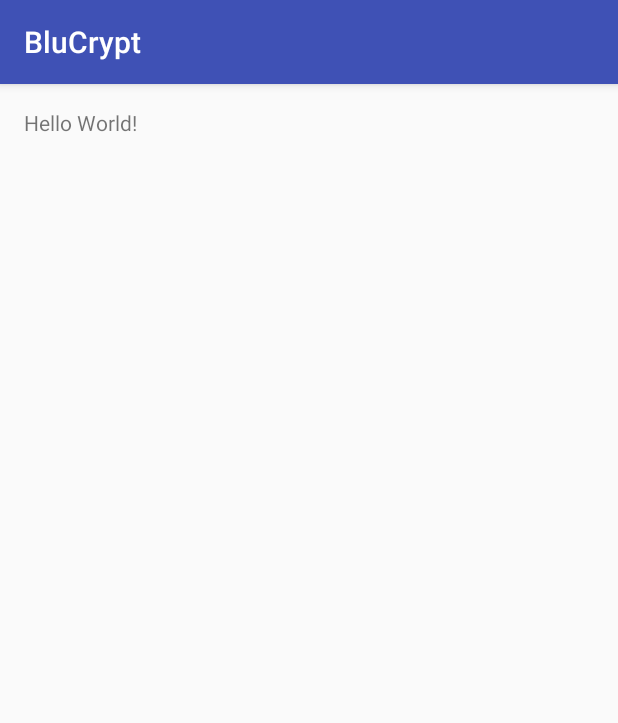
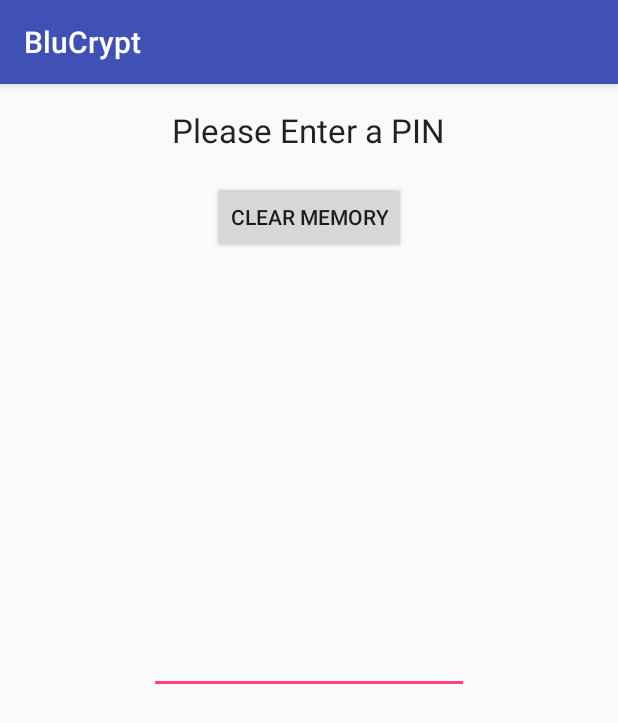
Before and after one commit to thejtshow/BluCrypt, an Android app: the screen it shows after launch (StartupActivity before the commit, LoginActivity after it), on a phone screen of 412 x 824 dp. Shown: the top 723 px of the screen. Run offline under Robolectric (Android 15) with nearby library versions, the phone set to English and light mode, and no system bars.

Commit message:
PIN login now works successfully and is persistent through app restarts (tested)

```diff
--- a/Android/app/src/main/AndroidManifest.xml
+++ b/Android/app/src/main/AndroidManifest.xml
@@ -2,10 +2,7 @@
 <manifest xmlns:android="http://schemas.android.com/apk/res/android"
     package="csce5013.blucrypt">
 
-    <!-- To auto-complete the email text field in the login form with the user's emails -->
-    <uses-permission android:name="android.permission.GET_ACCOUNTS" />
-    <uses-permission android:name="android.permission.READ_PROFILE" />
-    <uses-permission android:name="android.permission.READ_CONTACTS" />
+    <uses-permission android:name="android.permission.WRITE_EXTERNAL_STORAGE" />
 
     <application
         android:allowBackup="true"
--- a/Android/app/src/main/java/csce5013/blucrypt/LoginActivity.java
+++ b/Android/app/src/main/java/csce5013/blucrypt/LoginActivity.java
@@ -1,9 +1,12 @@
 package csce5013.blucrypt;
 
+import android.provider.MediaStore;
 import android.support.v7.app.AppCompatActivity;
 import android.os.Bundle;
 import android.text.Editable;
 import android.text.TextWatcher;
+import android.view.View;
+import android.widget.Button;
 import android.widget.EditText;
 import android.widget.PopupWindow;
 import android.widget.TextView;
@@ -15,6 +18,7 @@ public class LoginActivity extends AppCompatActivity {
     private CredentialStore credentials;
     private TextView infoText, infoText2;
     private EditText PINField;
+    private Button clearMemory;
 
     @Override
     protected void onCreate(Bundle savedInstanceState)
@@ -23,11 +27,12 @@ public class LoginActivity extends AppCompatActivity {
         setContentView(R.layout.activity_login);
 
         //instantiate credentials library, pass boolean if keystore exists
-        credentials = new CredentialStore((new File("keystore").exists() && !(new File("keystore").isDirectory())));
+        credentials = new CredentialStore((new File(this.getFilesDir() + "keystore").exists() && !(new File("keystore").isDirectory())), this);
 
         PINField = (EditText) findViewById(R.id.PINField);
         infoText = (TextView) findViewById(R.id.infoText);
         infoText2 = (TextView) findViewById(R.id.infoText2);
+        clearMemory = (Button) findViewById(R.id.clearMemory);
 
         PINField.addTextChangedListener(new TextWatcher() {
             @Override
@@ -56,6 +61,8 @@ public class LoginActivity extends AppCompatActivity {
                         {
                             //log in
                             Login();
+
+                            infoText2.setText("");
                         }
                         else
                         {
@@ -81,6 +88,13 @@ public class LoginActivity extends AppCompatActivity {
                 }
             }
         });
+
+        clearMemory.setOnClickListener(new View.OnClickListener() {
+            @Override
+            public void onClick(View v) {
+                credentials.ClearMemory();
+            }
+        });
     }
 
     private void Login()
--- a/Android/app/src/main/java/csce5013/blucrypt/StartupActivity.java
+++ b/Android/app/src/main/java/csce5013/blucrypt/StartupActivity.java
@@ -1,7 +1,10 @@
 package csce5013.blucrypt;
 
+import android.content.Intent;
 import android.support.v7.app.AppCompatActivity;
 import android.os.Bundle;
+
+import java.io.File;
 
 //This activity is launched at app start, and handles all the startup tasks
 
@@ -12,5 +15,10 @@ public class StartupActivity extends AppCompatActivity {
     {
         super.onCreate(savedInstanceState);
         setContentView(R.layout.activity_startup);
+
+        //create the login activity
+        Intent login = new Intent(this, LoginActivity.class);
+
+        this.startActivity(login);
     }
 }
--- a/Android/app/src/main/res/layout/activity_login.xml
+++ b/Android/app/src/main/res/layout/activity_login.xml
@@ -39,5 +39,13 @@
             android:id="@+id/infoText2"
             android:layout_below="@+id/infoText"
             android:layout_centerHorizontal="true" />
+
+        <Button
+            android:layout_width="wrap_content"
+            android:layout_height="wrap_content"
+            android:text="Clear Memory"
+            android:id="@+id/clearMemory"
+            android:layout_below="@+id/infoText2"
+            android:layout_centerHorizontal="true" />
     </RelativeLayout>
 </RelativeLayout>
--- a/Android/app/src/main/res/layout/activity_startup.xml
+++ b/Android/app/src/main/res/layout/activity_startup.xml
@@ -9,8 +9,4 @@
     android:paddingTop="@dimen/activity_vertical_margin"
     tools:context="csce5013.blucrypt.StartupActivity">
 
-    <TextView
-        android:layout_width="wrap_content"
-        android:layout_height="wrap_content"
-        android:text="Hello World!" />
 </RelativeLayout>
```
Also changed, not shown: Android/app/src/main/java/csce5013/blucrypt/CredentialStore.java (+33 -10 lines), 1 other file.
